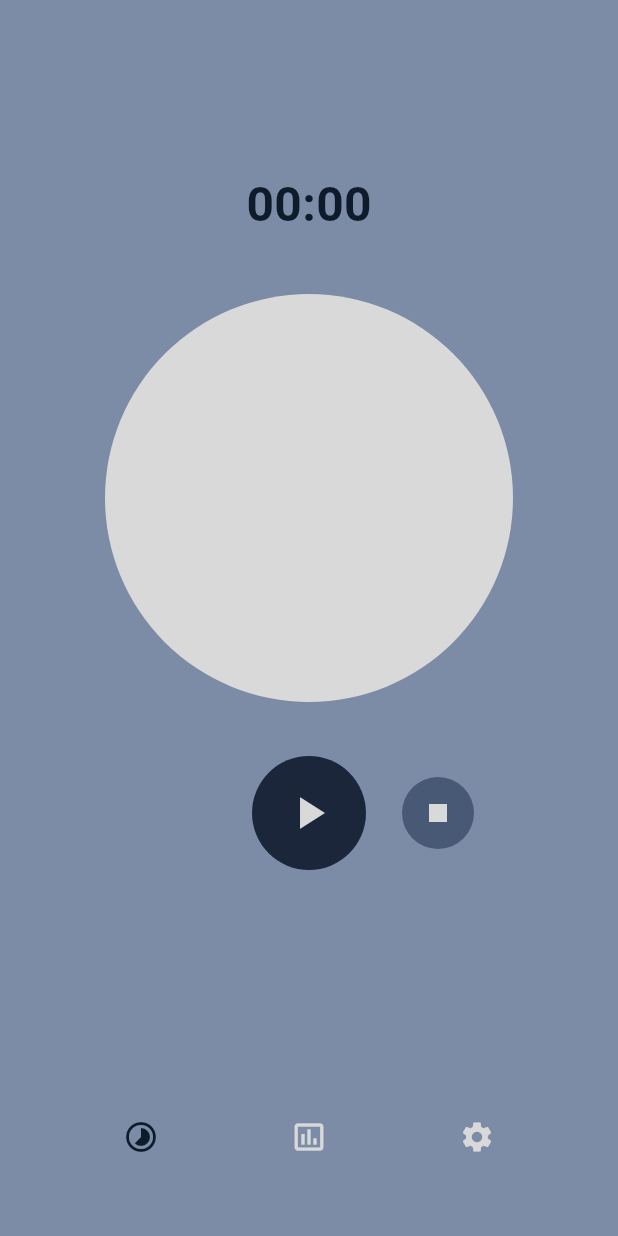
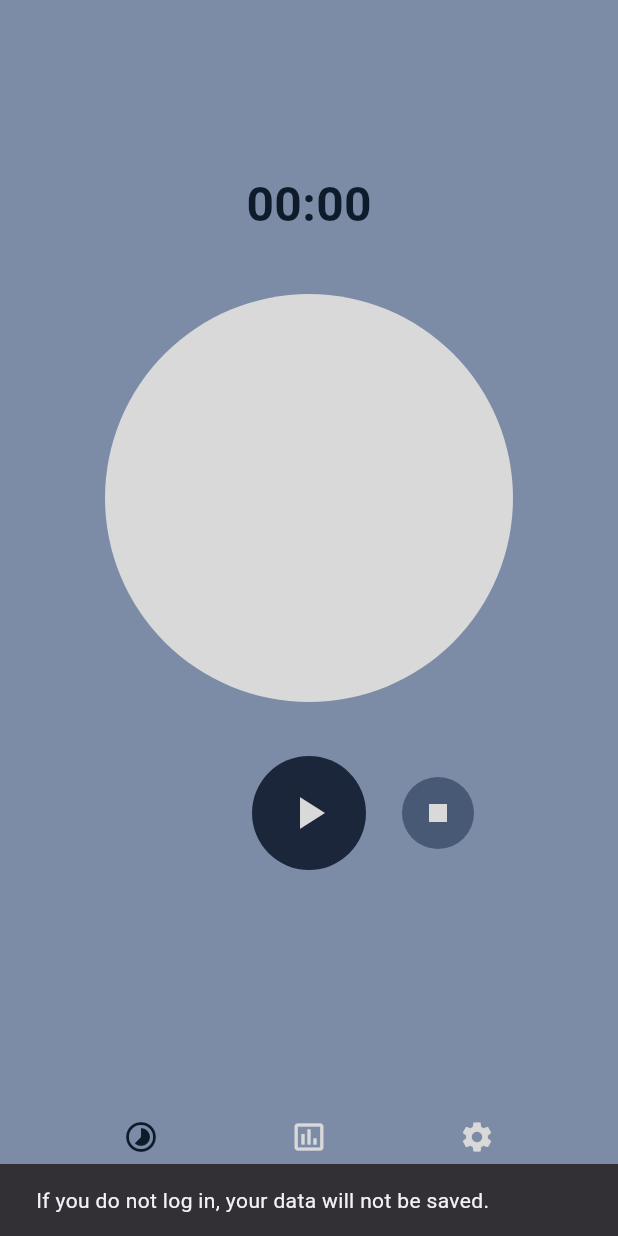
Before and after one commit to junyeong-nero/pomodoro, a Flutter app: the screen it shows after launch, item 2 of the bottom bar chosen, after a tap on the "timelapse" icon, on a phone screen of 412 x 824 dp. Run offline on Flutter 3.47's test engine with Material 3 defaults, Android fonts, the phone set to English and light mode, and no system bars; our stand-ins replace card_swiper, gap, shared_preferences.

```diff
--- a/lib/layouts/MainPage.dart
+++ b/lib/layouts/MainPage.dart
@@ -251,7 +251,8 @@ class _MainPageState extends State<MainPage> {
         ),
       );
     }
-    if (fragmentIndex == 2) {
+    if (index == 2) {
+      // popupSnackBar('If you do not log in, your data will not be saved.');
       return SizedBox(
         height: size.height - 112,
         child: SingleChildScrollView(
@@ -640,6 +641,9 @@ class _MainPageState extends State<MainPage> {
   }
 
   bool fragmentButtonClick(var index) {
+    if (!dataController.isConnected) {
+      popupSnackBar('If you do not log in, your data will not be saved.');
+    }
     dataController.updateUserData();
     setState(() {
       fragmentIndex = index;
```
Also changed, not shown: lib/layouts/LoginPage.dart (+9 -7 lines), lib/layouts/fragments/LoginFragment.dart (added, +348 -0 lines).
